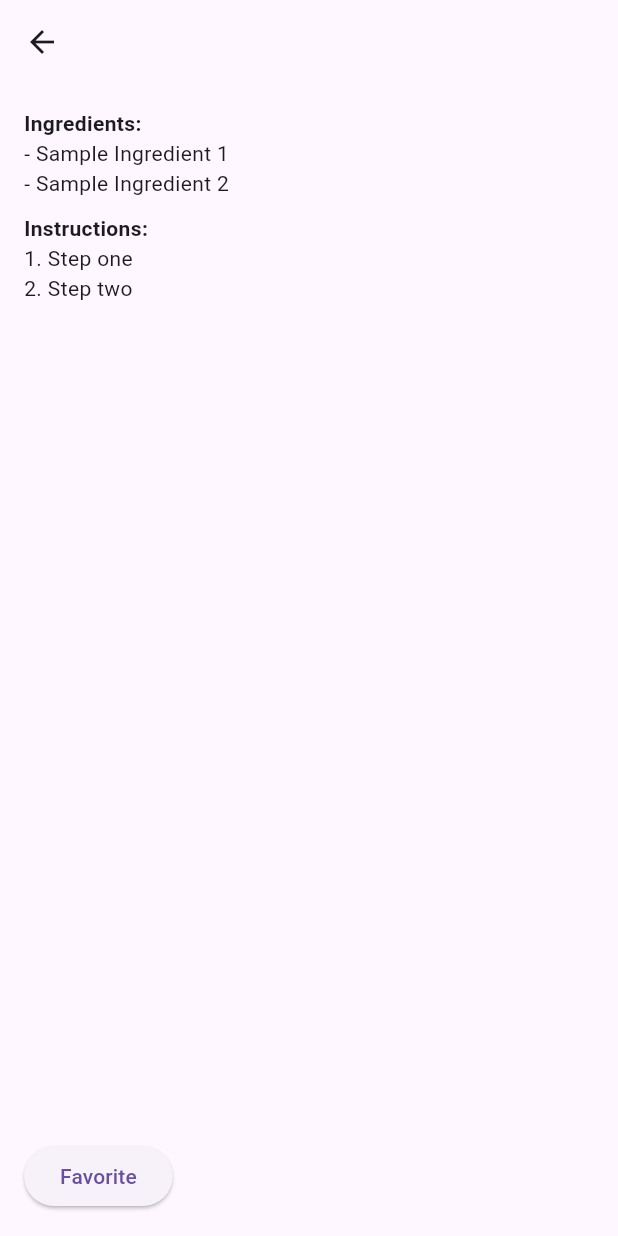
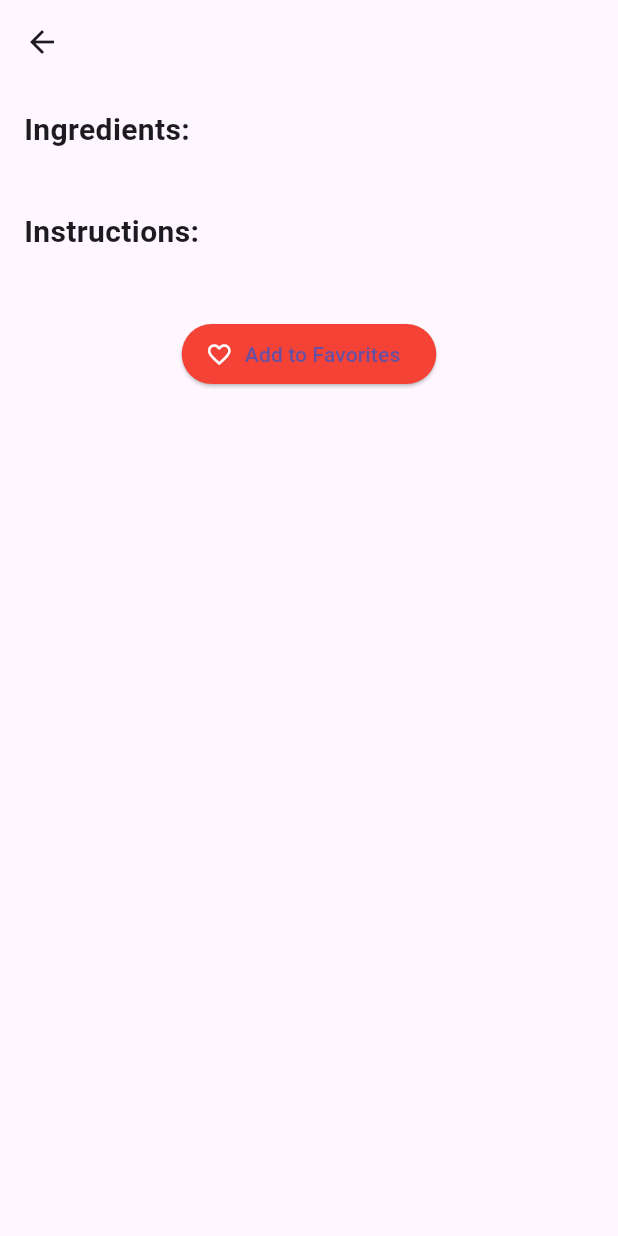
Before and after one commit to nikhilgoud003/Recipe_app, a Flutter app: the DetailsScreen screen opened directly with empty values, on a phone screen of 412 x 824 dp. Run offline on Flutter 3.47's test engine with Material 3 defaults, Android fonts, the phone set to English and light mode, and no system bars.

Commit message:
New component details_screen was added

```diff
--- a/lib/details_screen.dart
+++ b/lib/details_screen.dart
@@ -1,40 +1,60 @@
 import 'package:flutter/material.dart';
-import 'favourites_screen.dart';
-import 'main.dart';
 
-// details_screen.dart
-class DetailsScreen extends StatelessWidget {
-  final String recipeName;
-  final bool isFavorite;
+class DetailsScreen extends StatefulWidget {
+  final Map<String, dynamic> recipe;
   final Function(String) toggleFavorite;
 
-  DetailsScreen({
-    required this.recipeName,
-    required this.isFavorite,
-    required this.toggleFavorite,
-  });
+  DetailsScreen({required this.recipe, required this.toggleFavorite});
+
+  @override
+  _DetailsScreenState createState() => _DetailsScreenState();
+}
+
+class _DetailsScreenState extends State<DetailsScreen> {
+  late bool isFavorite;
+
+  @override
+  void initState() {
+    super.initState();
+    isFavorite = widget.recipe["isFavorite"];
+  }
+
+  void toggleFavoriteStatus() {
+    setState(() {
+      isFavorite = !isFavorite;
+    });
+    widget.toggleFavorite(widget.recipe["name"]);
+  }
 
   @override
   Widget build(BuildContext context) {
     return Scaffold(
-      appBar: AppBar(title: Text(recipeName)),
+      appBar: AppBar(title: Text(widget.recipe["name"])),
       body: Padding(
         padding: EdgeInsets.all(16.0),
         child: Column(
           crossAxisAlignment: CrossAxisAlignment.start,
           children: [
-            Text('Ingredients:', style: TextStyle(fontWeight: FontWeight.bold)),
-            Text('- Sample Ingredient 1\n- Sample Ingredient 2'),
-            SizedBox(height: 10),
-            Text('Instructions:',
-                style: TextStyle(fontWeight: FontWeight.bold)),
-            Text('1. Step one\n2. Step two'),
-            Spacer(),
-            ElevatedButton(
-              onPressed: () {
-                toggleFavorite(recipeName);
-              },
-              child: Text(isFavorite ? 'Unfavorite' : 'Favorite'),
+            Text("Ingredients:",
+                style: TextStyle(fontSize: 20, fontWeight: FontWeight.bold)),
+            Text(widget.recipe["ingredients"], style: TextStyle(fontSize: 16)),
+            SizedBox(height: 16),
+            Text("Instructions:",
+                style: TextStyle(fontSize: 20, fontWeight: FontWeight.bold)),
+            Text(widget.recipe["instructions"], style: TextStyle(fontSize: 16)),
+            SizedBox(height: 20),
+            Center(
+              child: ElevatedButton.icon(
+                icon: Icon(isFavorite ? Icons.favorite : Icons.favorite_border,
+                    color: Colors.white),
+                label: Text(
+                    isFavorite ? "Remove from Favorites" : "Add to Favorites"),
+                style: ElevatedButton.styleFrom(
+                  backgroundColor: Colors
+                      .red, // ✅ FIXED: Use backgroundColor instead of primary
+                ),
+                onPressed: toggleFavoriteStatus,
+              ),
             ),
           ],
         ),
```
